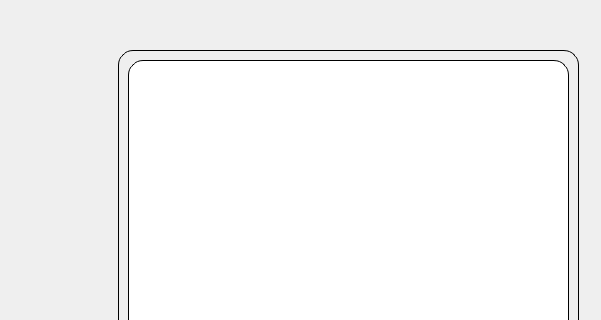
CATCorporation/c-plus-plus, file Client/client.ui: the form before one commit; both pictures show x 572 to 1173 and y 0 to 320 of the 1173 by 702 pixel window.
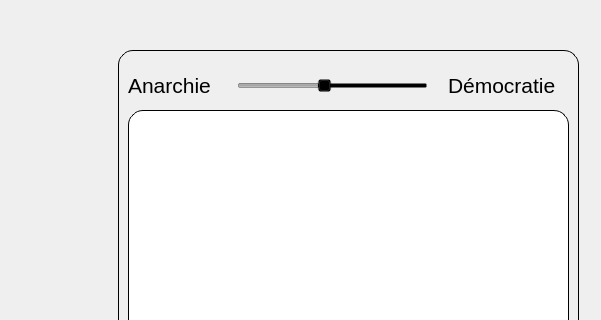
The form after the commit. Icons and pictures are not drawn.

Diff of the .ui file:
```diff
--- a/Client/client.ui
+++ b/Client/client.ui
@@ -73,9 +73,9 @@
      <property name="geometry">
       <rect>
        <x>10</x>
-       <y>10</y>
+       <y>60</y>
        <width>441</width>
-       <height>511</height>
+       <height>461</height>
       </rect>
      </property>
      <property name="styleSheet">
@@ -83,6 +83,82 @@
 border-radius:15px;</string>
      </property>
     </widget>
+    <widget class="QSlider" name="horizontalSlider">
+     <property name="enabled">
+      <bool>false</bool>
+     </property>
+     <property name="geometry">
+      <rect>
+       <x>119</x>
+       <y>20</y>
+       <width>191</width>
+       <height>31</height>
+      </rect>
+     </property>
+     <property name="styleSheet">
+      <string notr="true">border: none;
+margin: 0px;
+padding: 0px;
+</string>
+     </property>
+     <property name="value">
+      <number>45</number>
+     </property>
+     <property name="tracking">
+      <bool>false</bool>
+     </property>
+     <property name="orientation">
+      <enum>Qt::Horizontal</enum>
+     </property>
+    </widget>
+    <widget class="QLabel" name="label_2">
+     <property name="geometry">
+      <rect>
+       <x>10</x>
+       <y>20</y>
+       <width>111</width>
+       <height>31</height>
+      </rect>
+     </property>
+     <property name="font">
+      <font>
+       <pointsize>16</pointsize>
+      </font>
+     </property>
+     <property name="styleSheet">
+      <string notr="true">border: none;
+margin: 0px;
+padding: 0px;
+</string>
+     </property>
+     <property name="text">
+      <string>Anarchie</string>
+     </property>
+    </widget>
+    <widget class="QLabel" name="label_3">
+     <property name="geometry">
+      <rect>
+       <x>330</x>
+       <y>20</y>
+       <width>111</width>
+       <height>31</height>
+      </rect>
+     </property>
+     <property name="font">
+      <font>
+       <pointsize>16</pointsize>
+      </font>
+     </property>
+     <property name="styleSheet">
+      <string notr="true">border: none;
+margin: 0px;
+padding: 0px;
+</string>
+     </property>
+     <property name="text">
+      <string>Démocratie</string>
+     </property>
+    </widget>
    </widget>
    <widget class="QPushButton" name="exit">
     <property name="geometry">
```
Left out of the diff: 20 changed lines with no effect on the pictures.
